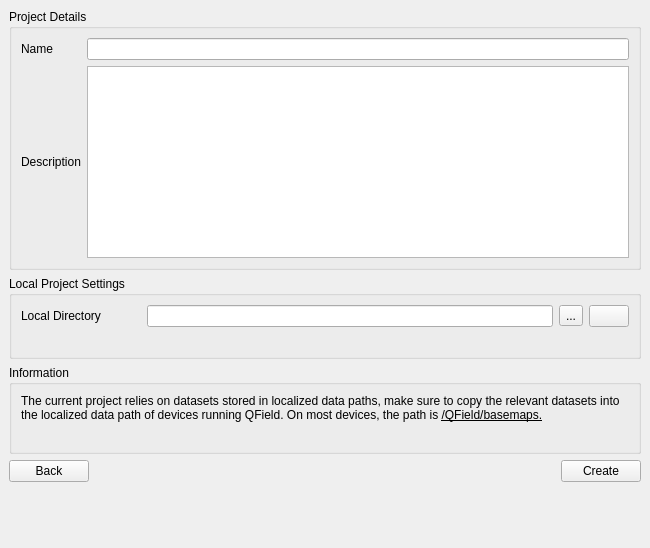
Before: the Qt Designer form qfieldsync/ui/cloud_create_project_widget.ui in opengisch/qfieldsync, drawn with Qt 5.
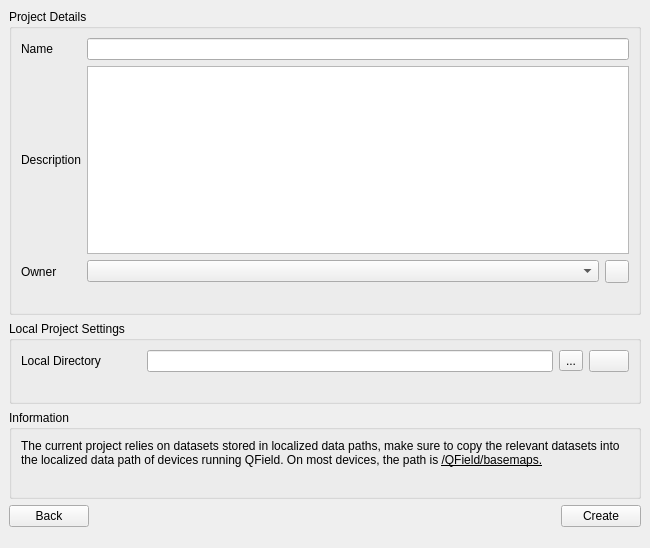
After: the same form once the commit is applied. The open tabs and pages were chosen to show the change. Icons and pictures are not drawn.

Commit message: Make it possible to select project owner during project creation

```diff
--- a/qfieldsync/ui/cloud_create_project_widget.ui
+++ b/qfieldsync/ui/cloud_create_project_widget.ui
@@ -155,6 +155,24 @@
           <string>Project Details</string>
          </property>
          <layout class="QGridLayout" name="gridLayout_4">
+          <item row="2" column="1">
+           <layout class="QHBoxLayout" name="projectOwnerHLayout">
+            <item>
+             <widget class="QComboBox" name="projectOwnerComboBox"/>
+            </item>
+            <item>
+             <widget class="QToolButton" name="projectOwnerRefreshButton">
+              <property name="text">
+               <string/>
+              </property>
+              <property name="icon">
+               <iconset>
+                <normaloff>../resources/refresh.svg</normaloff>../resources/refresh.svg</iconset>
+              </property>
+             </widget>
+            </item>
+           </layout>
+          </item>
           <item row="0" column="0">
            <widget class="QLabel" name="projectNameLabel">
             <property name="text">
@@ -162,6 +180,13 @@
             </property>
            </widget>
           </item>
+          <item row="2" column="0">
+           <widget class="QLabel" name="projectOwnerLabel">
+            <property name="text">
+             <string>Owner</string>
+            </property>
+           </widget>
+          </item>
           <item row="1" column="0">
            <widget class="QLabel" name="projectDescriptionLabel">
             <property name="text">
@@ -185,6 +210,25 @@
             </property>
            </widget>
           </item>
+          <item row="3" column="1">
+           <widget class="QLabel" name="projectOwnerFeedbackLabel">
+            <property name="visible">
+             <bool>false</bool>
+            </property>
+            <property name="styleSheet">
+             <string notr="true">color: red;</string>
+            </property>
+            <property name="text">
+             <string/>
+            </property>
+            <property name="wordWrap">
+             <bool>true</bool>
+            </property>
+            <property name="textInteractionFlags">
+             <set>Qt::LinksAccessibleByMouse|Qt::TextSelectableByMouse</set>
+            </property>
+           </widget>
+          </item>
          </layout>
         </widget>
        </item>
@@ -231,6 +275,12 @@
           </item>
           <item row="1" column="1">
            <widget class="QLabel" name="localDirFeedbackLabel">
+            <property name="visible">
+             <bool>false</bool>
+            </property>
+            <property name="styleSheet">
+             <string notr="true">color: red;</string>
+            </property>
             <property name="text">
              <string/>
             </property>
```
The commit also changes 1 other file.
